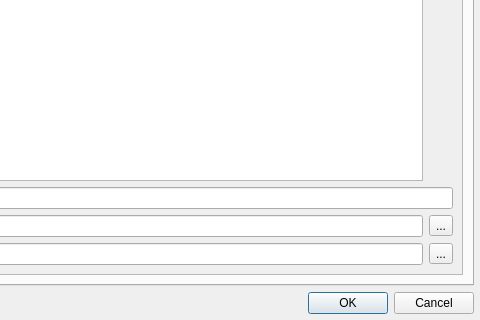
The window that forms/dlg_preferences.ui (OpenCobolIDE/OpenCobolIDE) describes before a commit, drawn with Qt 5; both pictures show x 197 to 677 and y 338 to 658 of the 677 by 658 pixel window.
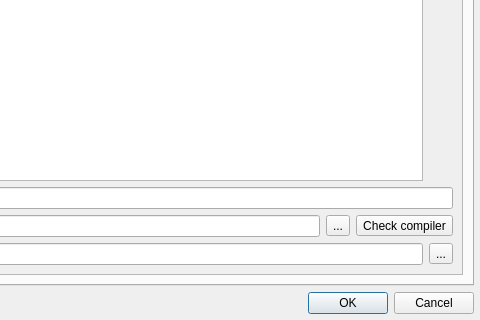
The same window after the commit. Icons and pictures are not drawn. Custom widgets are drawn as their Qt base class.

Commit message: #127 Fix exitCode detection and add a button to quickly check compiler

The edit to the form file:
```diff
--- a/forms/dlg_preferences.ui
+++ b/forms/dlg_preferences.ui
@@ -880,6 +880,13 @@
                   </property>
                  </widget>
                 </item>
+                <item>
+                 <widget class="QToolButton" name="toolButtonCheckCompiler">
+                  <property name="text">
+                   <string>Check compiler</string>
+                  </property>
+                 </widget>
+                </item>
                </layout>
               </item>
               <item row="13" column="0">
```
Left out of the diff: 16 changed lines with no effect on the pictures. The commit also changes 4 other files.
